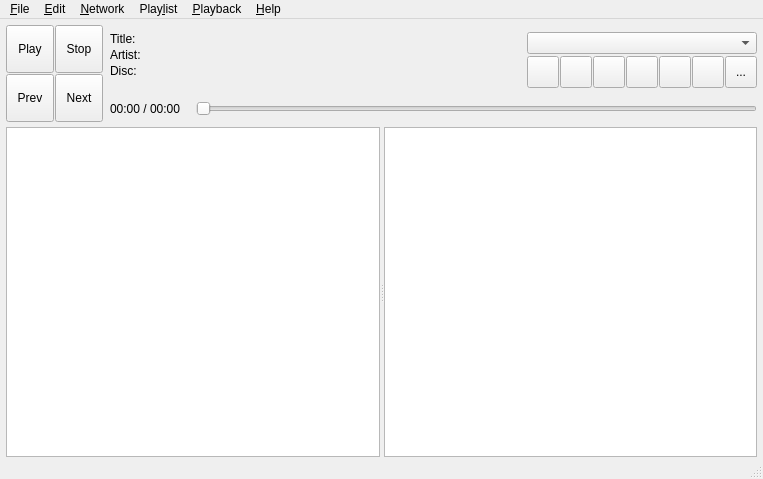
Qt form src/MainWindow.ui (soramimi/SkyMPC) before a commit.
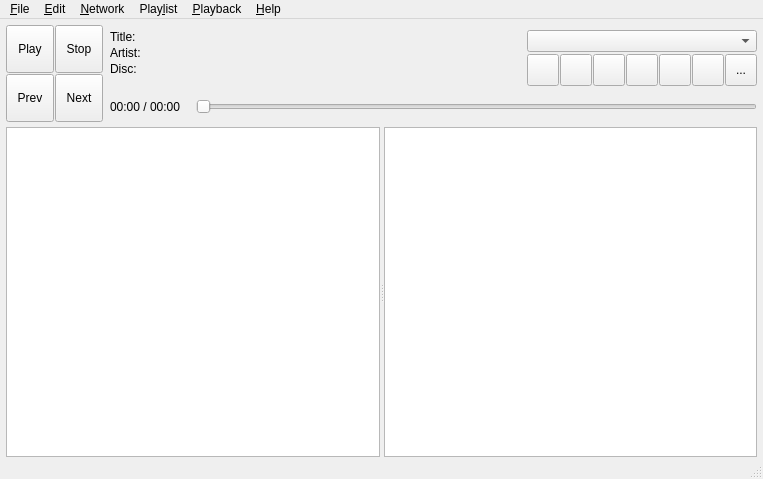
The same form after that commit. Icons and pictures are not drawn. Custom widgets are drawn as their Qt base class.

```diff
--- a/src/MainWindow.ui
+++ b/src/MainWindow.ui
@@ -589,7 +589,13 @@
              </widget>
             </item>
             <item>
-             <widget class="QSlider" name="horizontalSlider">
+             <widget class="ColorSlider" name="horizontalSlider">
+              <property name="minimumSize">
+               <size>
+                <width>0</width>
+                <height>20</height>
+               </size>
+              </property>
               <property name="orientation">
                <enum>Qt::Horizontal</enum>
               </property>
@@ -1173,6 +1179,11 @@
    <extends>QComboBox</extends>
    <header>ServersComboBox.h</header>
   </customwidget>
+  <customwidget>
+   <class>ColorSlider</class>
+   <extends>QSlider</extends>
+   <header>ColorSlider.h</header>
+  </customwidget>
  </customwidgets>
  <tabstops>
   <tabstop>toolButton_play</tabstop>
```
Left out of the diff: 2 changed lines with no effect on the pictures.
